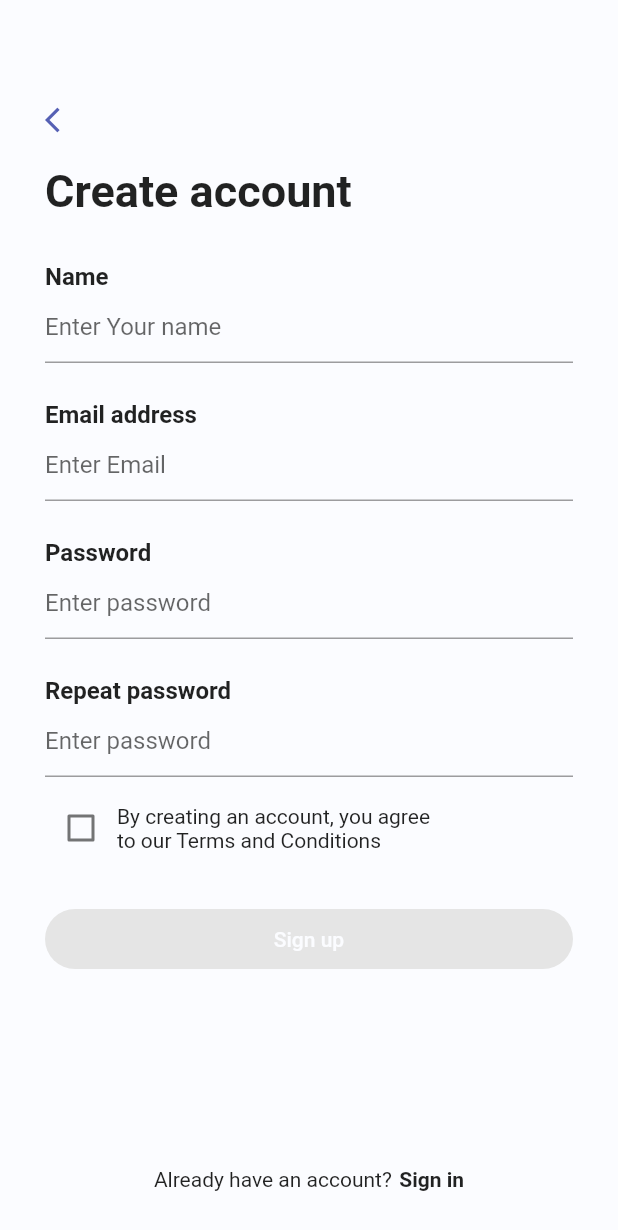
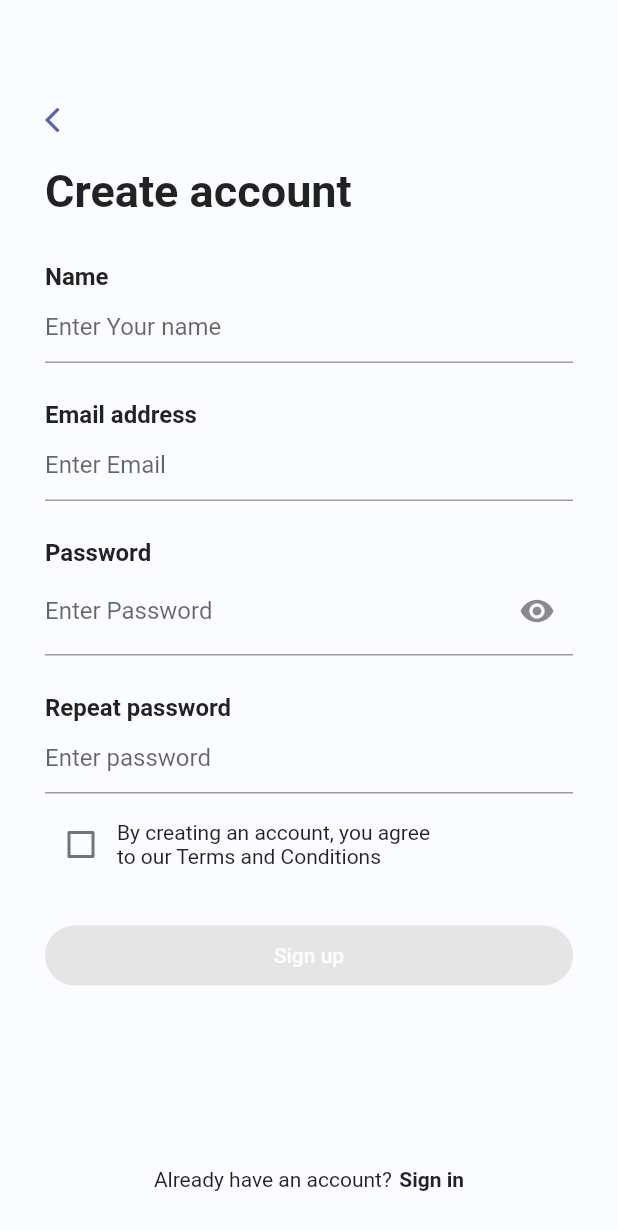
Before and after one commit to Perception12/flutter_banking_ui, a Flutter app: the SignUpPage screen opened directly, on a phone screen of 412 x 824 dp. Shown: the top 1230 px of the screen. Run offline on Flutter 3.47's test engine with Material 2 defaults, Android fonts, the light colour scheme and no system bars; our stand-ins replace charts_flutter, syncfusion_flutter_charts.

Commit message:
add password visibility to the sign_up form

```diff
--- a/lib/screens/sign_up_page.dart
+++ b/lib/screens/sign_up_page.dart
@@ -15,7 +15,7 @@ class _SignUpPageState extends State<SignUpPage> {
   final TextEditingController _password = TextEditingController();
   final TextEditingController _confirmPassword = TextEditingController();
   bool agreeToConditions = false;
-
+  bool showPassword = false;
   Widget _nameWidget() {
     return TextField(
       obscureText: false,
@@ -40,8 +40,18 @@ class _SignUpPageState extends State<SignUpPage> {
 
   Widget _passwordWidget() {
     return TextField(
-      obscureText: true,
-      decoration: const InputDecoration(hintText: "Enter password"),
+      obscureText: !showPassword,
+      decoration: InputDecoration(
+        labelText: 'Enter Password',
+        suffixIcon: InkWell(
+          onTap: () {
+            setState(() {
+              showPassword = !showPassword;
+            });
+          },
+          child: showPassword ? const Icon(Icons.visibility_off) : const Icon(Icons.visibility),
+        ),
+      ),
       controller: _password,
       onChanged: (a) {
         setState(() {});
```
